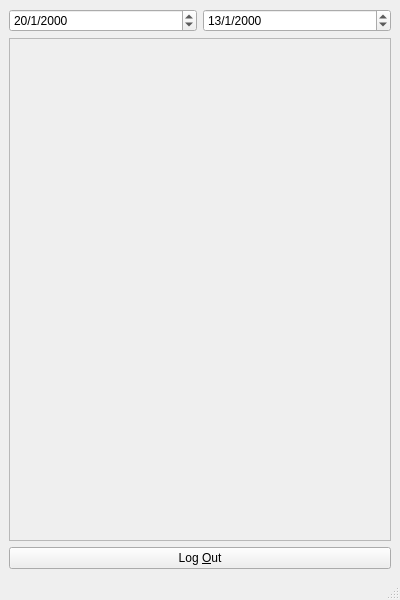
First picture: the form in src/platonustestloader.ui, repository Abdugan1/PlatonusTestLoader, before the edit.
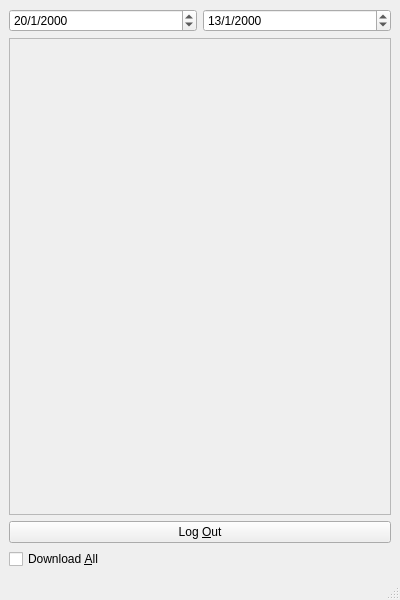
Second picture: the form after the edit.

Patch:
```diff
--- a/src/platonustestloader.ui
+++ b/src/platonustestloader.ui
@@ -58,7 +58,7 @@
          <x>0</x>
          <y>0</y>
          <width>380</width>
-         <height>480</height>
+         <height>455</height>
         </rect>
        </property>
        <layout class="QVBoxLayout" name="verticalLayout_3">
@@ -76,6 +76,13 @@
       </property>
      </widget>
     </item>
+    <item>
+     <widget class="QCheckBox" name="downloadAllCheckBox">
+      <property name="text">
+       <string>Download &amp;All</string>
+      </property>
+     </widget>
+    </item>
    </layout>
   </widget>
   <widget class="QMenuBar" name="menubar">
```
